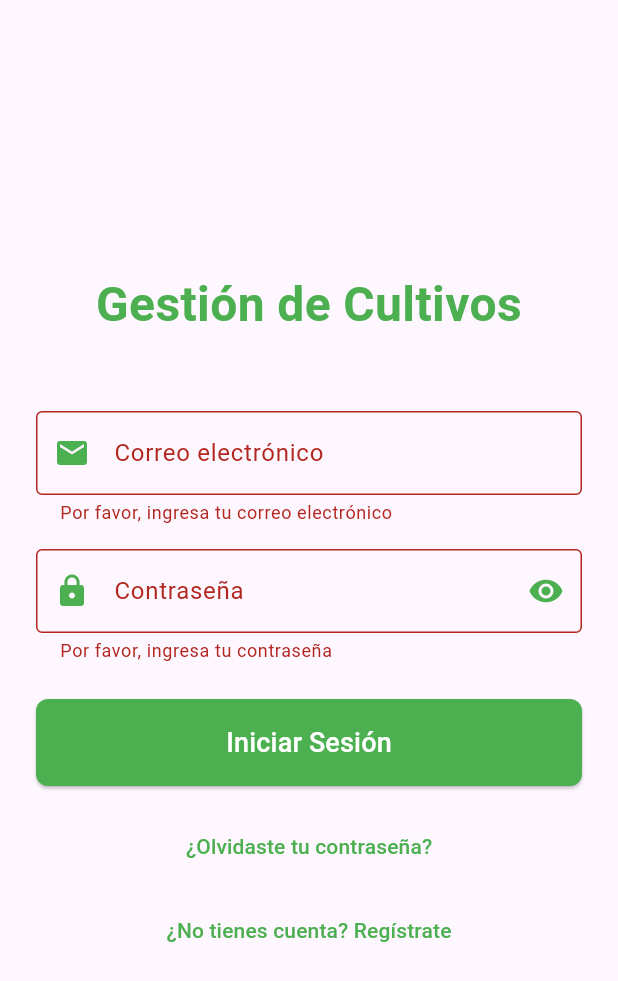
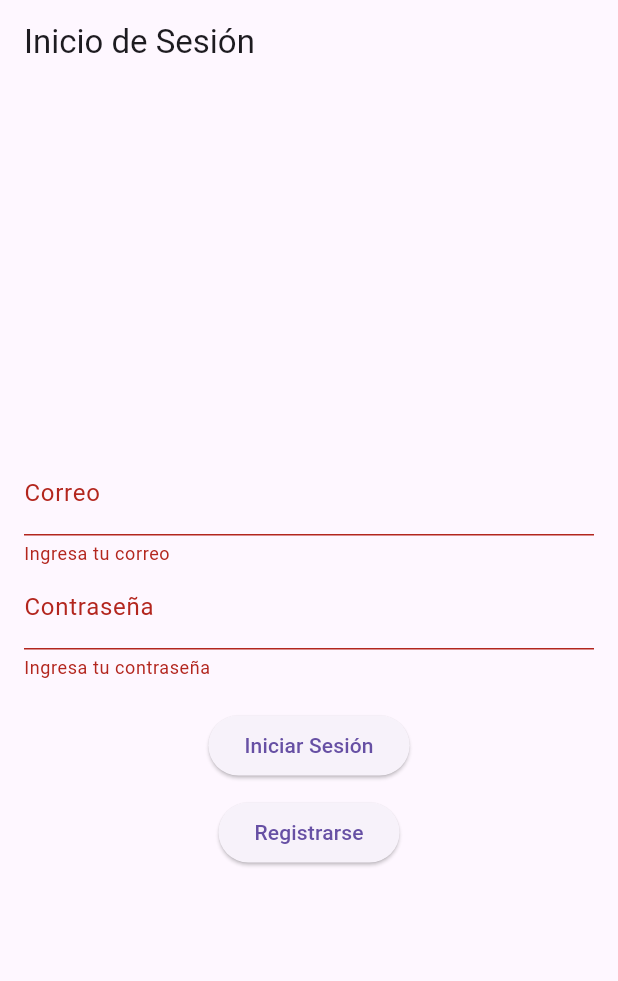
Before and after one commit to Estiven9900/API-RESTful-Mcultivos, a Flutter app: the screen it shows after launch, after a tap on "Iniciar Sesión", on a phone screen of 412 x 824 dp. Shown: the top 981 px of the screen. Run offline on Flutter 3.47's test engine with Material 3 defaults, Android fonts, the light colour scheme and no system bars.

Commit message:
@Estiven9900

```diff
--- a/lib/screens/login_screen.dart
+++ b/lib/screens/login_screen.dart
@@ -1,6 +1,6 @@
 import 'package:flutter/material.dart';
+import '../screens/cultivo_list_screen.dart';
 import '../services/auth_service.dart';
-import 'cultivo_list_screen.dart';
 
 class LoginScreen extends StatefulWidget {
   const LoginScreen({super.key});
@@ -13,171 +13,89 @@ class _LoginScreenState extends State<LoginScreen> {
   final _formKey = GlobalKey<FormState>();
   final _emailController = TextEditingController();
   final _passwordController = TextEditingController();
-  bool _obscurePassword = true;
   bool _isLoading = false;
-
-  @override
-  void dispose() {
-    _emailController.dispose();
-    _passwordController.dispose();
-    super.dispose();
-  }
 
   Future<void> _handleLogin() async {
     if (_formKey.currentState!.validate()) {
-      setState(() {
-        _isLoading = true;
-      });
+      setState(() => _isLoading = true);
 
-      try {
-        print('Iniciando autenticación para ${_emailController.text}');
       final authService = AuthService();
-        final success = await authService.login(
-          _emailController.text,
-          _passwordController.text,
-        );
+      final success = await authService.login(_emailController.text, _passwordController.text);
+
+      setState(() => _isLoading = false);
 
       if (success) {
-          print('Login exitoso, navegando a CultivoListScreen');
         Navigator.pushReplacement(
           context,
           MaterialPageRoute(builder: (context) => const CultivoListScreen()),
         );
       } else {
-          print('Login fallido: Credenciales incorrectas');
         ScaffoldMessenger.of(context).showSnackBar(
           const SnackBar(content: Text('Correo o contraseña incorrectos')),
         );
       }
-      } catch (e) {
-        print('Error en _handleLogin: $e');
-        ScaffoldMessenger.of(context).showSnackBar(
-          SnackBar(content: Text('Error: $e')),
-        );
-      } finally {
-        setState(() {
-          _isLoading = false;
-        });
-      }
     }
   }
 
-  String? _validateEmail(String? value) {
-    if (value == null || value.isEmpty) {
-      return 'Por favor, ingresa tu correo electrónico';
+  Future<void> _handleRegister() async {
+    if (_formKey.currentState!.validate()) {
+      setState(() => _isLoading = true);
+
+      final authService = AuthService();
+      final success = await authService.register(_emailController.text, _passwordController.text);
+
+      setState(() => _isLoading = false);
+
+      if (success) {
+        ScaffoldMessenger.of(context).showSnackBar(
+          const SnackBar(content: Text('Registro exitoso. Ahora inicia sesión.')),
+        );
+      } else {
+        ScaffoldMessenger.of(context).showSnackBar(
+          const SnackBar(content: Text('Error al registrar. Intenta de nuevo.')),
+        );
       }
-    final emailRegex = RegExp(r'^[\w-\.]+@([\w-]+\.)+[\w-]{2,4}$');
-    if (!emailRegex.hasMatch(value)) {
-      return 'Por favor, ingresa un correo electrónico válido';
     }
-    return null;
-  }
-
-  String? _validatePassword(String? value) {
-    if (value == null || value.isEmpty) {
-      return 'Por favor, ingresa tu contraseña';
-    }
-    return null;
   }
 
   @override
   Widget build(BuildContext context) {
     return Scaffold(
-      body: SafeArea(
-        child: Center(
-          child: SingleChildScrollView(
-            padding: const EdgeInsets.symmetric(horizontal: 24.0),
+      appBar: AppBar(title: const Text('Inicio de Sesión')),
+      body: Padding(
+        padding: const EdgeInsets.all(16.0),
         child: Form(
           key: _formKey,
           child: Column(
             mainAxisAlignment: MainAxisAlignment.center,
-                crossAxisAlignment: CrossAxisAlignment.stretch,
             children: [
-                  const Text(
-                    'Gestión de Cultivos',
-                    style: TextStyle(
-                      fontSize: 32,
-                      fontWeight: FontWeight.bold,
-                      color: Colors.green,
-                    ),
-                    textAlign: TextAlign.center,
-                  ),
-                  const SizedBox(height: 48.0),
               TextFormField(
                 controller: _emailController,
-                    decoration: const InputDecoration(
-                      labelText: 'Correo electrónico',
-                      border: OutlineInputBorder(),
-                      prefixIcon: Icon(Icons.email, color: Colors.green),
+                decoration: const InputDecoration(labelText: 'Correo'),
+                keyboardType: TextInputType.emailAddress,
+                validator: (value) => value?.isEmpty ?? true ? 'Ingresa tu correo' : null,
               ),
-                    keyboardType: TextInputType.emailAddress,
-                    validator: _validateEmail,
-                  ),
-                  const SizedBox(height: 16.0),
               TextFormField(
                 controller: _passwordController,
-                    decoration: InputDecoration(
-                      labelText: 'Contraseña',
-                      border: const OutlineInputBorder(),
-                      prefixIcon: const Icon(Icons.lock, color: Colors.green),
-                      suffixIcon: IconButton(
-                        icon: Icon(
-                          _obscurePassword
-                              ? Icons.visibility
-                              : Icons.visibility_off,
-                          color: Colors.green,
+                decoration: const InputDecoration(labelText: 'Contraseña'),
+                obscureText: true,
+                validator: (value) => value?.isEmpty ?? true ? 'Ingresa tu contraseña' : null,
               ),
-                        onPressed: () {
-                          setState(() {
-                            _obscurePassword = !_obscurePassword;
-                          });
-                        },
+              const SizedBox(height: 20),
+              _isLoading
+                  ? const CircularProgressIndicator()
+                  : ElevatedButton(
+                      onPressed: _handleLogin,
+                      child: const Text('Iniciar Sesión'),
                     ),
-                    ),
-                    obscureText: _obscurePassword,
-                    validator: _validatePassword,
-                  ),
-                  const SizedBox(height: 24.0),
-                  ElevatedButton(
-                    onPressed: _isLoading ? null : _handleLogin,
-                    style: ElevatedButton.styleFrom(
-                      padding: const EdgeInsets.symmetric(vertical: 16.0),
-                      backgroundColor: Colors.green,
-                      foregroundColor: Colors.white,
-                      shape: RoundedRectangleBorder(
-                        borderRadius: BorderRadius.circular(8.0),
-                      ),
-                    ),
-                    child: _isLoading
-                        ? const CircularProgressIndicator(color: Colors.white)
-                        : const Text(
-                            'Iniciar Sesión',
-                            style: TextStyle(fontSize: 18.0),
-                          ),
-                  ),
-                  const SizedBox(height: 16.0),
-                  TextButton(
-                    onPressed: () {
-                      // Placeholder para recuperación de contraseña
-                    },
-                    child: const Text(
-                      '¿Olvidaste tu contraseña?',
-                      style: TextStyle(color: Colors.green),
-                    ),
-                  ),
-                  const SizedBox(height: 8.0),
-                  TextButton(
-                    onPressed: () {
-                      // Placeholder para registro
-                    },
-                    child: const Text(
-                      '¿No tienes cuenta? Regístrate',
-                      style: TextStyle(color: Colors.green),
-                    ),
+              const SizedBox(height: 10),
+              _isLoading
+                  ? const CircularProgressIndicator()
+                  : ElevatedButton(
+                      onPressed: _handleRegister,
+                      child: const Text('Registrarse'),
                     ),
             ],
-              ),
-            ),
           ),
         ),
       ),
```
Also changed, not shown: lib/services/auth_service.dart (+24 -13 lines). Lines whose indentation alone changed are shown as unchanged.
